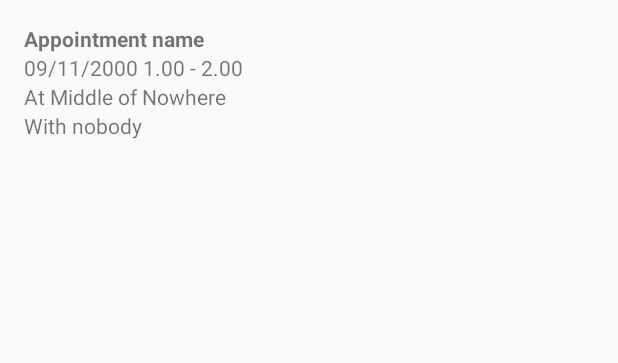
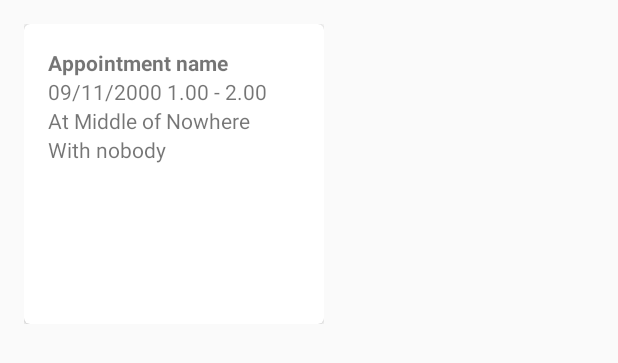
Before and after one commit to realroy/greedy-man, an Android app: the layout card_appointment.xml on its own in the app's theme, with its tools: preview values and no code run, on a phone screen of 412 x 824 dp. Shown: the top 363 px of the screen. Run offline under Robolectric (Android 15) with nearby library versions, the phone set to English and light mode, and no system bars.

Commit message:
Change to CardView

```diff
--- a/app/build.gradle
+++ b/app/build.gradle
@@ -41,6 +41,7 @@ dependencies {
     compile 'com.google.firebase:firebase-database:10.2.6'
     implementation 'com.android.support.constraint:constraint-layout:1.0.2'
     implementation 'com.android.support:support-v4:25.3.1'
+    implementation 'com.android.support:cardview-v7:25.3.1'
 }
 
 apply plugin: 'com.google.gms.google-services'
--- a/app/src/main/res/layout/card_appointment.xml
+++ b/app/src/main/res/layout/card_appointment.xml
@@ -1,10 +1,24 @@
 <?xml version="1.0" encoding="utf-8"?>
 <LinearLayout xmlns:android="http://schemas.android.com/apk/res/android"
+    xmlns:card_view="http://schemas.android.com/apk/res-auto"
     android:layout_width="wrap_content"
     android:layout_height="wrap_content"
     android:layout_margin="8dp"
     android:orientation="vertical"
     android:padding="8dp">
+
+    <android.support.v7.widget.CardView
+        android:id="@+id/card_view"
+        android:layout_width="200dp"
+        android:layout_height="200dp"
+        android:layout_gravity="center"
+        card_view:cardCornerRadius="4dp">
+
+        <LinearLayout
+            android:layout_width="match_parent"
+            android:layout_height="match_parent"
+            android:orientation="vertical"
+            android:padding="16dp">
 
             <TextView
                 android:id="@+id/text_name"
@@ -36,3 +50,7 @@
                 android:text="@string/with_nobody" />
 
         </LinearLayout>
+
+    </android.support.v7.widget.CardView>
+
+</LinearLayout>
--- a/app/src/main/res/layout/fragment_dashboard.xml
+++ b/app/src/main/res/layout/fragment_dashboard.xml
@@ -2,8 +2,8 @@
     xmlns:tools="http://schemas.android.com/tools"
     android:layout_width="match_parent"
     android:layout_height="match_parent"
-    android:layout_margin="8dp"
     android:orientation="vertical"
+    android:padding="16dp"
     tools:context="com.example.oldroy.greedyman.DashboardFragment">
 
     <!-- TODO: Update blank fragment layout -->
```
Lines whose indentation alone changed are shown as unchanged.
